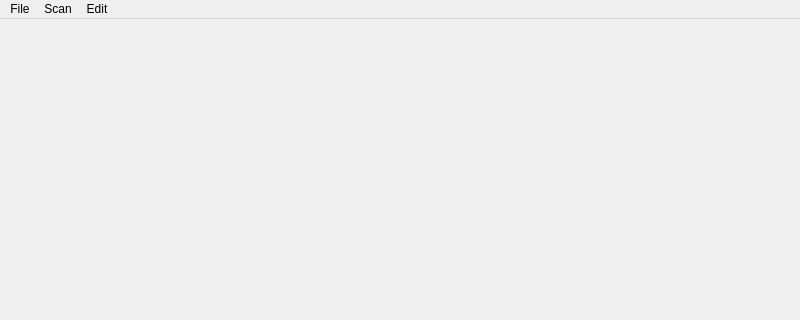
Old version of the form mainwindow.ui in the repository TheKamouth/Gliltchlab; both pictures show x 0 to 800 and y 0 to 320 of the 800 by 600 pixel window.
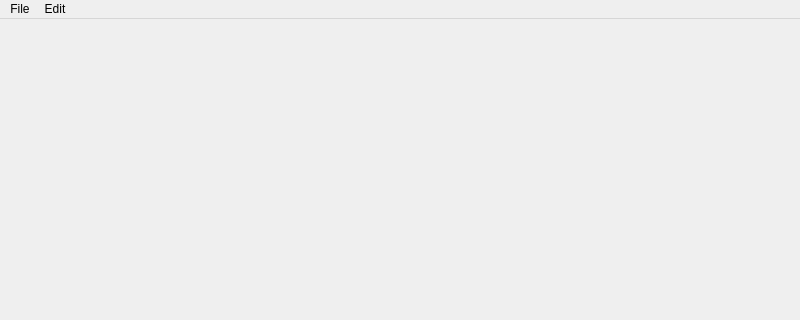
New version of the form.

What changed in the file:
```diff
--- a/mainwindow.ui
+++ b/mainwindow.ui
@@ -30,12 +30,6 @@
     <addaction name="actionLoadInput"/>
     <addaction name="actionSave_output"/>
    </widget>
-   <widget class="QMenu" name="menuScan">
-    <property name="title">
-     <string>Scan</string>
-    </property>
-    <addaction name="actionPlay"/>
-   </widget>
    <widget class="QMenu" name="menuEdit">
     <property name="title">
      <string>Edit</string>
@@ -43,7 +37,6 @@
     <addaction name="actionPreferences"/>
    </widget>
    <addaction name="menuFile"/>
-   <addaction name="menuScan"/>
    <addaction name="menuEdit"/>
   </widget>
   <widget class="QStatusBar" name="statusbar"/>
```
Left out of the diff: 27 changed lines with no effect on the pictures.
